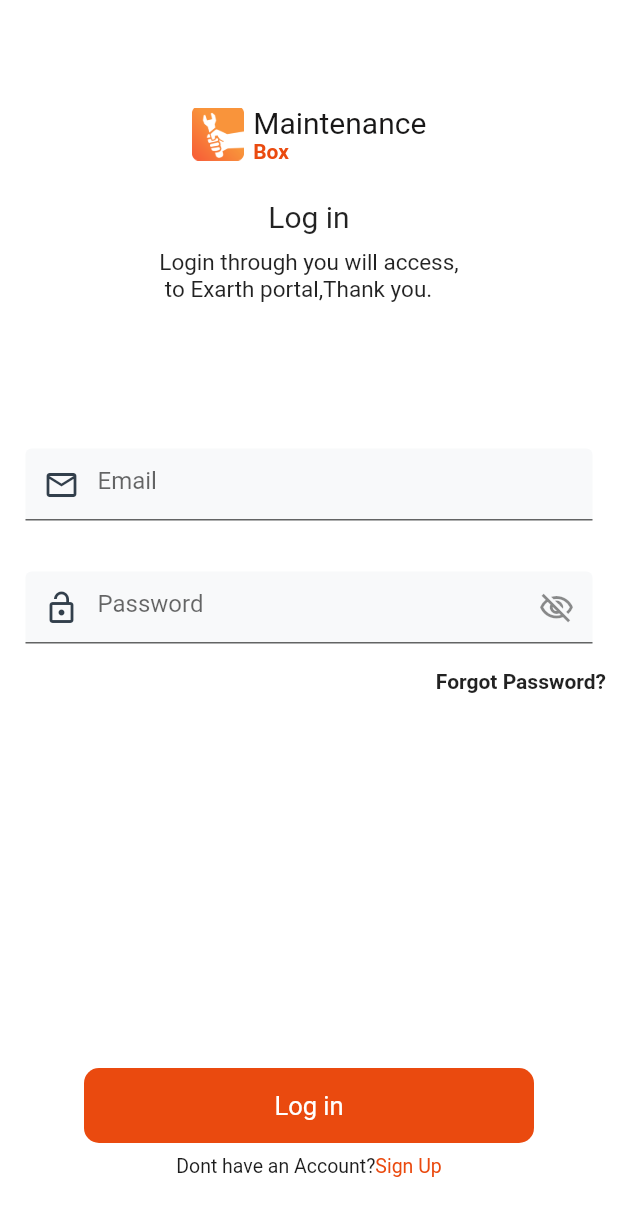
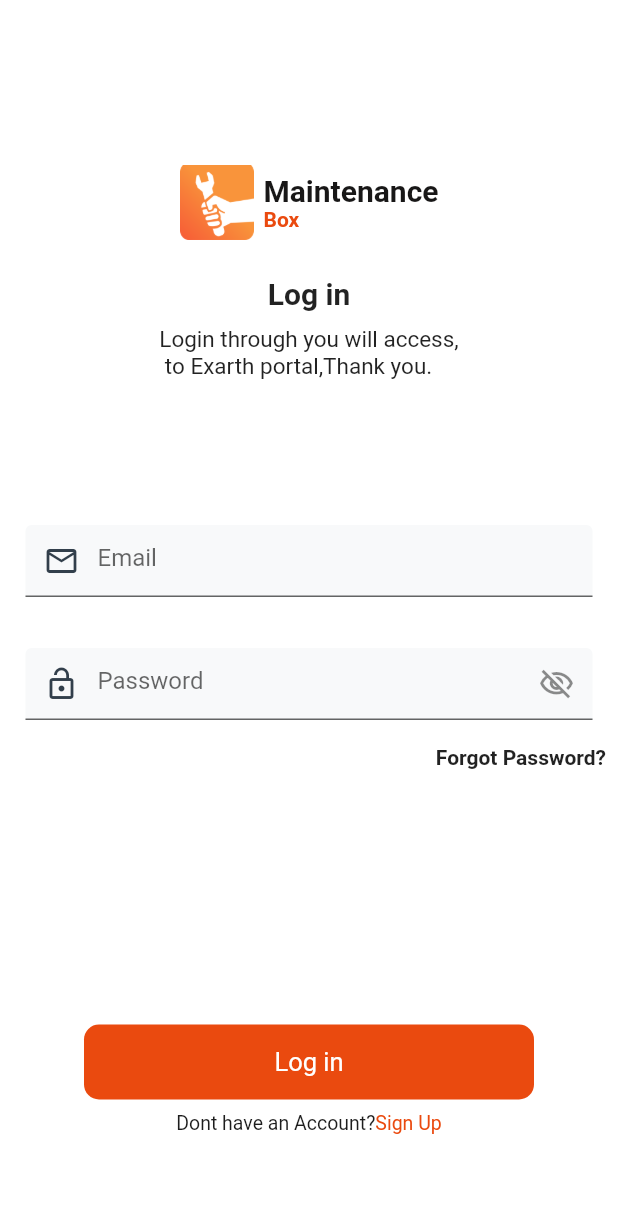
Before and after one commit to Exalter104/Login_UI, a Flutter app: the screen it shows after launch, on a phone screen of 412 x 824 dp. Shown: the top 1216 px of the screen. Run offline on Flutter 3.47's test engine with Material 2 defaults, Android fonts, the phone set to English and light mode, and no system bars; Roboto replaces fonts that are missing (Rubik Medium, Rubik Regular).

```diff
--- a/lib/login_ui.dart
+++ b/lib/login_ui.dart
@@ -13,12 +13,13 @@ class MyApp extends StatelessWidget {
     return MaterialApp(
       debugShowCheckedModeBanner: false,
       home: Scaffold(
+        resizeToAvoidBottomInset: false,
         backgroundColor: Colors.white,
-        body: SafeArea(
+        body: SingleChildScrollView(
           child: Column(
             children: [
               const SizedBox(
-                height: 70,
+                height: 110,
               ),
 // its Logo image of Login
               Row(
@@ -26,8 +27,8 @@ class MyApp extends StatelessWidget {
                 children: [
                   Image.asset(
                     'images/logo.png',
-                    height: 35,
-                    width: 35,
+                    height: 50,
+                    width: 50,
                   ),
                   const SizedBox(
                     width: 6,
@@ -40,7 +41,8 @@ class MyApp extends StatelessWidget {
                         style: TextStyle(
                             color: Color.fromARGB(255, 24, 23, 23),
                             fontFamily: 'Rubik Medium',
-                            fontSize: 20),
+                            fontSize: 20,
+                            fontWeight: FontWeight.bold),
                       ),
                       Text(
                         "Box",
@@ -62,7 +64,10 @@ class MyApp extends StatelessWidget {
               ),
               const Text(
                 "Log in",
-                style: TextStyle(fontFamily: 'Rubik Medium', fontSize: 20),
+                style: TextStyle(
+                    fontFamily: 'Rubik Medium',
+                    fontSize: 20,
+                    fontWeight: FontWeight.bold),
               ),
               const SizedBox(
                 height: 10,
@@ -133,7 +138,7 @@ class MyApp extends StatelessWidget {
                 ),
               ),
               const SizedBox(
-                height: 250,
+                height: 170,
               ),
 
 // its Login Button
```
Also changed, not shown: lib/sign_up.dart (+50 -23 lines).
